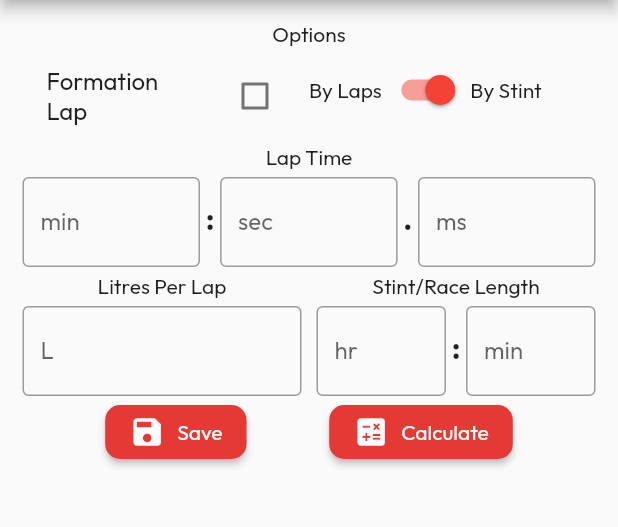
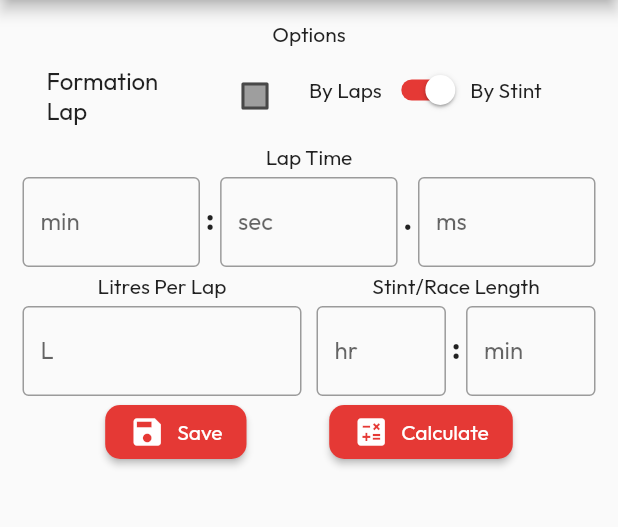
Before and after one commit to IntuitionLabsDevelopment/acc_fuel_app_flutter, a Flutter app: the screen it shows after launch, after a tap on "Formation Lap", on a phone screen of 412 x 824 dp, the part 84-611 px from its top. Run offline on Flutter 3.47's test engine with Material 2 defaults, Android fonts, the light colour scheme and no system bars; our stand-ins replace shared_preferences; missing offline and left inert: in_app_review.

Commit message:
Theme options

```diff
--- a/lib/config/dark_theme.dart
+++ b/lib/config/dark_theme.dart
@@ -1,11 +1,15 @@
-import 'package:acc_fuel_app_flutter/utils/ui/button_styles.dart';
+import 'package:acc_fuel_app_flutter/core/styles/button_styles.dart';
+import 'package:acc_fuel_app_flutter/core/styles/checkbox_styles.dart';
+import 'package:acc_fuel_app_flutter/core/styles/switch_styles.dart';
 import 'package:flutter/material.dart';
 
 ThemeData darkTheme = ThemeData(
-  brightness: Brightness.dark,
-  primaryColor: Colors.red[700],
-  primarySwatch: Colors.red,
-  fontFamily: 'Outfit',
-  elevatedButtonTheme: ElevatedButtonThemeData(style: raisedButtonStyleDark),
-  outlinedButtonTheme: OutlinedButtonThemeData(style: outlinedButtonStyleDark),
-);
+    brightness: Brightness.dark,
+    primaryColor: Colors.red[700],
+    primarySwatch: Colors.red,
+    fontFamily: 'Outfit',
+    elevatedButtonTheme: ElevatedButtonThemeData(style: raisedButtonStyleDark),
+    outlinedButtonTheme:
+        OutlinedButtonThemeData(style: outlinedButtonStyleDark),
+    checkboxTheme: checkboxStyleDark,
+    switchTheme: switchStyleDark);
--- a/lib/config/light_theme.dart
+++ b/lib/config/light_theme.dart
@@ -1,11 +1,15 @@
-import 'package:acc_fuel_app_flutter/utils/ui/button_styles.dart';
+import 'package:acc_fuel_app_flutter/core/styles/button_styles.dart';
+import 'package:acc_fuel_app_flutter/core/styles/checkbox_styles.dart';
+import 'package:acc_fuel_app_flutter/core/styles/switch_styles.dart';
 import 'package:flutter/material.dart';
 
 ThemeData lightTheme = ThemeData(
-  brightness: Brightness.light,
-  primaryColor: Colors.red[600],
-  primarySwatch: Colors.red,
-  fontFamily: 'Outfit',
-  elevatedButtonTheme: ElevatedButtonThemeData(style: raisedButtonStyleLight),
-  outlinedButtonTheme: OutlinedButtonThemeData(style: outlinedButtonStyleLight),
-);
+    brightness: Brightness.light,
+    primaryColor: Colors.red[600],
+    primarySwatch: Colors.red,
+    fontFamily: 'Outfit',
+    elevatedButtonTheme: ElevatedButtonThemeData(style: raisedButtonStyleLight),
+    outlinedButtonTheme:
+        OutlinedButtonThemeData(style: outlinedButtonStyleLight),
+    checkboxTheme: checkboxStyleLight,
+    switchTheme: switchStyleLight);
--- /dev/null
+++ b/lib/core/styles/material_state_colors.dart
@@ -0,0 +1,35 @@
+import 'package:flutter/material.dart';
+
+Color getStateFillColorDark(Set<MaterialState> states) {
+  const Set<MaterialState> interactiveStates = <MaterialState>{
+    MaterialState.pressed,
+    MaterialState.hovered,
+    MaterialState.focused,
+    MaterialState.selected
+  };
+  if (states.any(interactiveStates.contains)) {
+    return Colors.red[700] as Color;
+  }
+  return Colors.grey;
+}
+
+Color getStateFillColorLight(Set<MaterialState> states) {
+  const Set<MaterialState> interactiveStates = <MaterialState>{
+    MaterialState.pressed,
+    MaterialState.hovered,
+    MaterialState.focused,
+    MaterialState.selected
+  };
+  if (states.any(interactiveStates.contains)) {
+    return Colors.red[600] as Color;
+  }
+  return Colors.grey;
+}
+
+Color getStateOnFillColorDark(Set<MaterialState> states) {
+  return Colors.white70;
+}
+
+Color getStateOnFillColorLight(Set<MaterialState> states) {
+  return Colors.white;
+}
```
Also changed, not shown: lib/core/styles/checkbox_styles.dart (added, +12 -0 lines), lib/core/styles/switch_styles.dart (added, +12 -0 lines), lib/core/styles/button_styles.dart (renamed from lib/utils/ui/button_styles.dart).
